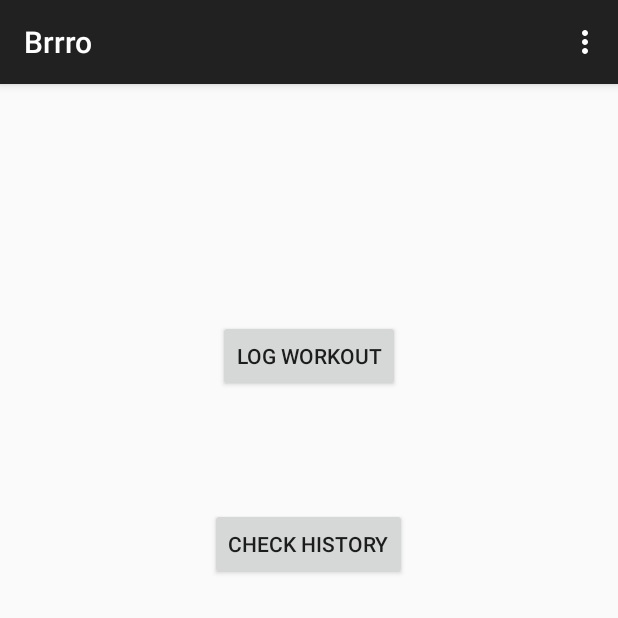
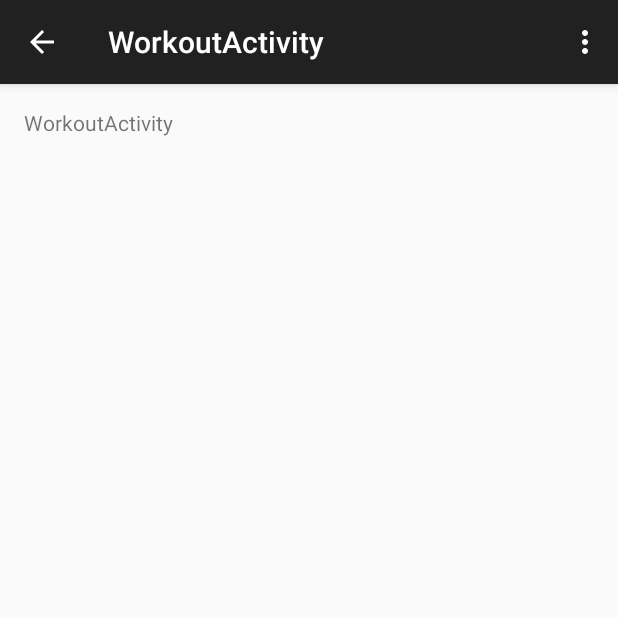
Before and after one commit to pgoggijr/Brrro, an Android app: the screen it shows after launch (MenuActivity before the commit, WorkoutActivity after it), after a tap on "LOG WORKOUT", on a phone screen of 412 x 824 dp, the top half of it. Run offline under Robolectric (Android 15) with nearby library versions, the phone set to English and light mode, and no system bars.

Commit message:
buttons now go to their appropriate activities

```diff
--- a/app/src/main/java/com/sounds_good/brrro/MenuActivity.java
+++ b/app/src/main/java/com/sounds_good/brrro/MenuActivity.java
@@ -5,16 +5,21 @@ import android.os.Bundle;
 import android.view.Menu;
 import android.view.MenuItem;
 import android.view.View;
+import android.content.Intent;
 
 
 public class MenuActivity extends ActionBarActivity {
 
     public void checkHistory(View view) {
         System.out.println("checking history");
+        Intent intent = new Intent(MenuActivity.this, HistoryActivity.class);
+        MenuActivity.this.startActivity(intent);
     }
 
     public void logWorkout(View view) {
         System.out.println("logging workout");
+        Intent intent = new Intent(MenuActivity.this, WorkoutActivity.class);
+        MenuActivity.this.startActivity(intent);
     }
 
     @Override
--- a/app/src/main/java/com/sounds_good/brrro/LoggingActivity.java
+++ b/app/src/main/java/com/sounds_good/brrro/WorkoutActivity.java
@@ -5,23 +5,20 @@ import android.os.Bundle;
 import android.view.Menu;
 import android.view.MenuItem;
 
-/**
- * Created by pgoggijr on 4/23/15.
- * Activity used for logging workouts
- */
-public class LoggingActivity extends ActionBarActivity {
+
+public class WorkoutActivity extends ActionBarActivity {
 
     @Override
     protected void onCreate(Bundle savedInstanceState) {
         super.onCreate(savedInstanceState);
-        setContentView(R.layout.activity_menu);
+        setContentView(R.layout.activity_workout);
     }
 
 
     @Override
     public boolean onCreateOptionsMenu(Menu menu) {
         // Inflate the menu; this adds items to the action bar if it is present.
-        getMenuInflater().inflate(R.menu.menu_menu, menu);
+        getMenuInflater().inflate(R.menu.menu_workout, menu);
         return true;
     }
 
--- /dev/null
+++ b/app/src/main/res/layout/activity_workout.xml
@@ -0,0 +1,12 @@
+<RelativeLayout xmlns:android="http://schemas.android.com/apk/res/android"
+    xmlns:tools="http://schemas.android.com/tools" android:layout_width="match_parent"
+    android:layout_height="match_parent" android:paddingLeft="@dimen/activity_horizontal_margin"
+    android:paddingRight="@dimen/activity_horizontal_margin"
+    android:paddingTop="@dimen/activity_vertical_margin"
+    android:paddingBottom="@dimen/activity_vertical_margin"
+    tools:context="com.sounds_good.brrro.WorkoutActivity">
+
+    <TextView android:text="@string/title_activity_workout" android:layout_width="wrap_content"
+        android:layout_height="wrap_content" />
+
+</RelativeLayout>
--- /dev/null
+++ b/app/src/main/res/menu/menu_workout.xml
@@ -0,0 +1,7 @@
+<menu xmlns:android="http://schemas.android.com/apk/res/android"
+    xmlns:app="http://schemas.android.com/apk/res-auto"
+    xmlns:tools="http://schemas.android.com/tools"
+    tools:context="com.sounds_good.brrro.WorkoutActivity">
+    <item android:id="@+id/action_settings" android:title="@string/action_settings"
+        android:orderInCategory="100" app:showAsAction="never" />
+</menu>
--- a/app/src/main/res/values/strings.xml
+++ b/app/src/main/res/values/strings.xml
@@ -5,4 +5,6 @@
     <string name="action_settings">Settings</string>
     <string name="log_workout_button">Log Workout</string>
     <string name="workout_history_button">Check History</string>
+    <string name="title_activity_history">HistoryActivity</string>
+    <string name="title_activity_workout">WorkoutActivity</string>
 </resources>
```
Also changed, not shown: app/src/main/AndroidManifest.xml (+16 -0 lines), app/src/main/java/com/sounds_good/brrro/HistoryActivity.java (+4 -7 lines), app/src/main/res/layout/activity_history.xml (added, +12 -0 lines), app/src/main/res/menu/menu_history.xml (added, +7 -0 lines), 1 other file.
